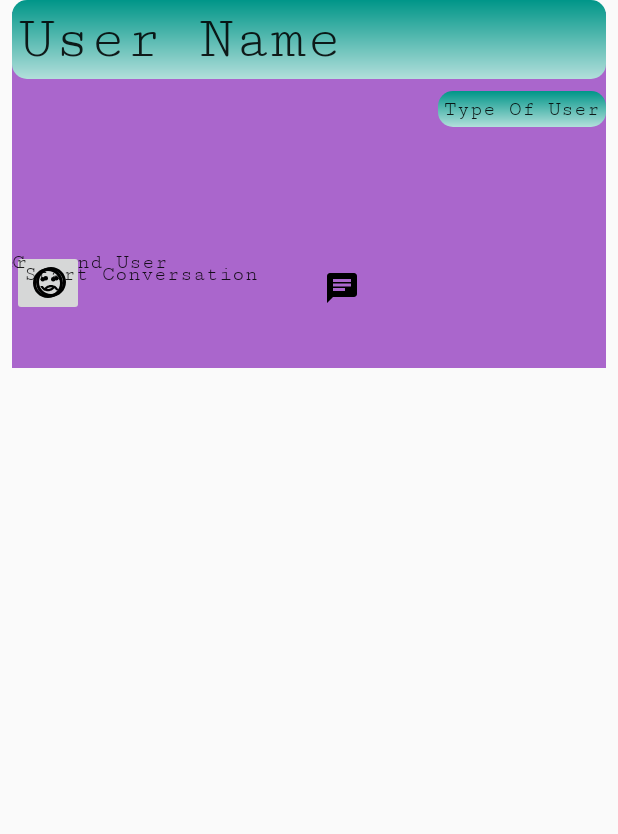
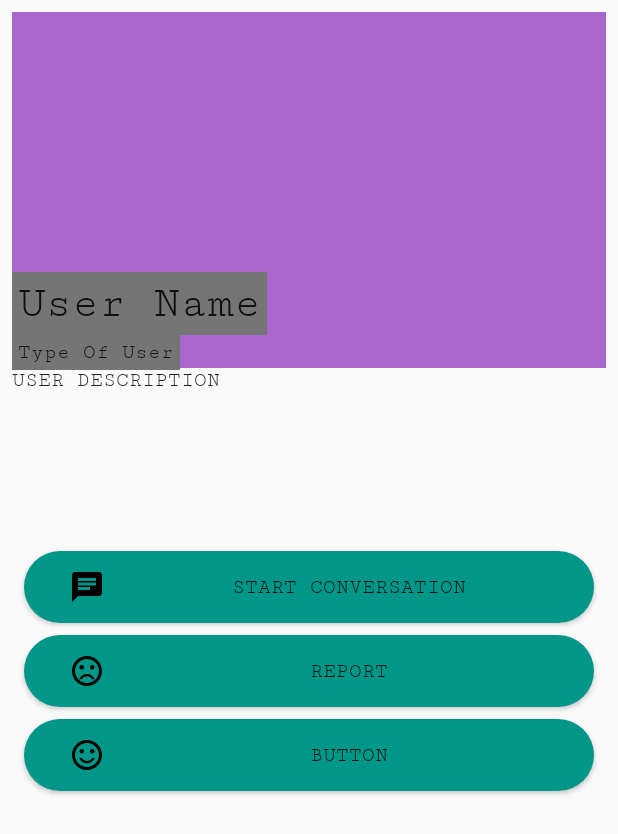
Before and after one commit to xhoemawn12/SuicidePrevention, an Android app: the fragment UserFragment shown on its own in the app's theme, on a phone screen of 412 x 824 dp. Shown: the top 834 px of the screen. Run offline under Robolectric (Android 15) with nearby library versions, the light colour scheme and no system bars; our stand-ins replace Firebase (no records; nobody signed in at launch, a user with empty details on screens opened directly); libraries missing offline, so code that uses them is left out: es.dmoral.toasty; 1 statement that could not run was skipped.

Commit message:
Changed Working Environment

```diff
--- a/app/src/main/java/net/net16/xhoemawn/suicideprevention/fragment/UserFragment.java
+++ b/app/src/main/java/net/net16/xhoemawn/suicideprevention/fragment/UserFragment.java
@@ -4,10 +4,12 @@ import android.app.ProgressDialog;
 import android.content.Intent;
 import android.content.pm.PackageManager;
 import android.graphics.Bitmap;
+import android.graphics.drawable.Drawable;
 import android.net.Uri;
 import android.os.Bundle;
 import android.provider.MediaStore;
 import android.support.annotation.NonNull;
+import android.support.annotation.Nullable;
 import android.support.v4.app.ActivityCompat;
 import android.support.v4.app.Fragment;
 import android.util.Log;
@@ -18,9 +20,14 @@ import android.widget.Button;
 import android.widget.EditText;
 import android.widget.ImageButton;
 import android.widget.ImageView;
+import android.widget.ProgressBar;
 import android.widget.TextView;
 
 import com.bumptech.glide.Glide;
+import com.bumptech.glide.load.DataSource;
+import com.bumptech.glide.load.engine.GlideException;
+import com.bumptech.glide.request.RequestListener;
+import com.bumptech.glide.request.target.Target;
 import com.google.android.gms.tasks.OnCompleteListener;
 import com.google.android.gms.tasks.OnSuccessListener;
 import com.google.android.gms.tasks.Task;
@@ -60,8 +67,8 @@ import static android.app.Activity.RESULT_OK;
 
 public class UserFragment extends Fragment
         implements ValueEventListener, View.OnClickListener {
-    private ImageButton chatButton;
-    private ImageButton commendButton;
+    private Button chatButton;
+    private Button commendButton;
     private OnProfilePicChanged onProfilePicChanged;
     private User user;
     private FirebaseDatabase firebaseDatabase;
@@ -76,6 +83,7 @@ public class UserFragment extends Fragment
     private static String FOREIGNUSERID = null;
     private static String DOMESTICUSERID = FirebaseAuth.getInstance().getCurrentUser().getUid();
     private String chatId = null;
+    private ProgressBar progressBar;
     private Uri imageURI = null;
 
     @Override
@@ -88,20 +96,16 @@ public class UserFragment extends Fragment
                 Bitmap bitmap = MediaStore.Images.Media.getBitmap(getActivity().getContentResolver(), selectedImage);
                 FirebaseStorage firebaseStorage = FirebaseStorage.getInstance();
                 StorageReference storageReference = firebaseStorage.getReference();
-                final ProgressDialog progressDialog = new ProgressDialog(getActivity());
-                progressDialog.setMessage("Uploading....");
-                progressDialog.setIcon(R.mipmap.ic_launcher);
-                progressDialog.setTitle("Suicide Prevention");
-                progressDialog.setCancelable(false);
-                progressDialog.show();
+                progressBar.setVisibility(View.VISIBLE);
                 storageReference.child("user/images/" + Calendar.getInstance().getTimeInMillis() + ".jpg").putFile(selectedImage).addOnSuccessListener(getActivity(), new OnSuccessListener<UploadTask.TaskSnapshot>() {
                     @Override
                     public void onSuccess(UploadTask.TaskSnapshot taskSnapshot) {
-                        progressDialog.dismiss();
+                        progressBar.setVisibility(View.GONE);
                         @SuppressWarnings("VisibleForTests") Uri downloadURI = taskSnapshot.getDownloadUrl();
 
                         imageURI = downloadURI;
-                        user.setImageURL(imageURI.toString());
+                        if (imageURI != null)
+                            user.setImageURL(imageURI.toString());
                         updateProfile(user);
                         imageURI = null;
                         Toasty.info(getActivity(), "Uploaded").show();
@@ -117,11 +121,11 @@ public class UserFragment extends Fragment
 
     public void updateProfile(User user) {
 
-        FirebaseDatabase.getInstance().getReference("User/" + FOREIGNUSERID ).setValue(user).addOnCompleteListener(new OnCompleteListener<Void>() {
+        FirebaseDatabase.getInstance().getReference("User/" + FOREIGNUSERID).setValue(user).addOnCompleteListener(new OnCompleteListener<Void>() {
             @Override
             public void onComplete(@NonNull Task<Void> task) {
                 if (task.isComplete()) {
-                    Toasty.success(getContext(), "Success").show();
+                    Toasty.success(getActivity(), "Success").show();
                     ;
                 }
             }
@@ -194,39 +198,52 @@ public class UserFragment extends Fragment
         firebaseDatabase = FirebaseDatabase.getInstance();
         databaseReference = firebaseDatabase.getReference("User/");
         chatDataReference = firebaseDatabase.getReference("Chat/");
-        databaseReference.child(FOREIGNUSERID).addValueEventListener(this);
+
         userName = (TextView) view.findViewById(R.id.userName);
-        chatButton = (ImageButton) view.findViewById(R.id.chat);
-        commendButton = (ImageButton) view.findViewById(R.id.commend);
+        chatButton = (Button) view.findViewById(R.id.chat);
+        commendButton = (Button) view.findViewById(R.id.commend);
         userType = (TextView) view.findViewById(R.id.userType);
+        aboutUser = (TextView) view.findViewById(R.id.userDescription);
         chatButton.setOnClickListener(this);
         commendButton.setOnClickListener(this);
+        progressBar = (ProgressBar) view.findViewById(R.id.progressBar);
+        progressBar.setVisibility(View.GONE);
         profilePic = (ImageView) view.findViewById(R.id.profilePic);
-        if(Objects.equals(FOREIGNUSERID, DOMESTICUSERID)) {
+        onProfilePicChanged = new OnProfilePicChanged() {
+            @Override
+            public void isChanged(Boolean boo) {
+                if (boo) {
+                    progressBar.setVisibility(View.VISIBLE);
+                    if (user != null)
+                        if (user.getImageURL() != null) {
+                            Glide.with(getActivity()).load(user.getImageURL()).into(profilePic);
+                            progressBar.setVisibility(View.GONE);
+                            if (user.getUserType() != 1)
+                                userType.setText(user.getUserType() == 0 ? "Helper" : "Victim");
+                            else
+                                userType.setText("Moderator");
+                            if(user.getDescription()!=null)
+                                aboutUser.setText(user.getDescription());
+                        }
+                }
+
+            }
+        };
+        databaseReference.child(FOREIGNUSERID).addValueEventListener(this);
+        if (Objects.equals(FOREIGNUSERID, DOMESTICUSERID)) {
             profilePic.setOnClickListener(new View.OnClickListener() {
                 @Override
                 public void onClick(View v) {
                     requestPermissions(
                             new String[]{android.Manifest.permission.READ_EXTERNAL_STORAGE, android.Manifest.permission.WRITE_EXTERNAL_STORAGE}, 0);
-                    Toasty.info(getContext(), "Changing Profile Pic").show();
+                    Toasty.info(getActivity(), "Changing Profile Pic").show();
                     ;
                 }
 
             });
         }
-        onProfilePicChanged = new OnProfilePicChanged() {
-            @Override
-            public void isChanged(Boolean boo) {
-                if(boo){
-                }
-                if (user != null)
-                    if (user.getImageURL() != null)
-                        Glide.with(getContext()).load(user.getImageURL()).into(profilePic);
 
-                }
-            };
         return view;
-
     }
 
     @Override
--- a/app/src/main/java/net/net16/xhoemawn/suicideprevention/fragment/UserListFragment.java
+++ b/app/src/main/java/net/net16/xhoemawn/suicideprevention/fragment/UserListFragment.java
@@ -60,7 +60,7 @@ public class UserListFragment extends android.support.v4.app.Fragment {
             @Override
             public void onDataChange(DataSnapshot dataSnapshot) {
                 currentUser = dataSnapshot.getValue(User.class);
-                System.out.print("CURRENT" + currentUser.getUserType());
+
             }
 
             @Override
@@ -77,8 +77,6 @@ public class UserListFragment extends android.support.v4.app.Fragment {
 
                 for (DataSnapshot dataSnapshot1 : dataSnapshot.getChildren()) {
                     User user = dataSnapshot1.getValue(User.class);
-                    System.out.println("EMAIL|" + user.getEmail());
-
                     if (currentUser != null && !currentUser.getUserType().equals(dataSnapshot1.getValue(User.class).getUserType()))
                         userLinkedHashMap.put(dataSnapshot1.getKey(), dataSnapshot1.getValue(User.class));
                 }
--- a/app/src/main/res/layout/userprofilebeta.xml
+++ b/app/src/main/res/layout/userprofilebeta.xml
@@ -9,17 +9,27 @@
         android:layout_width="match_parent"
         android:layout_height="match_parent">
 
+        <ProgressBar
+            android:id="@+id/progressBar"
+            style="@style/Widget.AppCompat.ProgressBar"
+            android:layout_width="wrap_content"
+            android:layout_height="wrap_content"
+            android:layout_marginRight="8dp"
+            app:layout_constraintRight_toRightOf="parent"
+            app:layout_constraintTop_toTopOf="parent"
+            android:layout_marginTop="8dp" />
+
         <TextView
             android:id="@+id/userDescription"
-            android:layout_width="274dp"
+            android:layout_width="0dp"
             android:layout_height="114dp"
             android:layout_marginLeft="8dp"
-            android:layout_marginRight="0dp"
+            android:layout_marginRight="8dp"
             android:layout_marginTop="0dp"
             android:text="USER DESCRIPTION"
             app:layout_constraintLeft_toLeftOf="parent"
-            app:layout_constraintRight_toLeftOf="@+id/userType"
-            app:layout_constraintTop_toBottomOf="@+id/userName"
+            app:layout_constraintRight_toRightOf="parent"
+            app:layout_constraintTop_toBottomOf="@+id/profilePic"
             app:layout_constraintHorizontal_bias="0.0" />
 
         <ImageView
@@ -44,30 +54,30 @@
             android:id="@+id/userName"
             android:layout_width="0dp"
             android:layout_height="wrap_content"
+            android:layout_marginBottom="22dp"
             android:layout_marginEnd="8dp"
-            android:layout_marginLeft="8dp"
-            android:layout_marginRight="8dp"
+            android:layout_marginLeft="16dp"
             android:layout_marginStart="8dp"
-            android:background="@drawable/message_style"
+            android:background="@color/colorSecondaryText"
             android:padding="4dp"
             android:text="User Name"
-            android:textSize="40sp"
-            app:layout_constraintLeft_toLeftOf="parent"
-            app:layout_constraintRight_toRightOf="parent"
-            app:layout_constraintHorizontal_bias="0.0"
-            tools:layout_editor_absoluteY="192dp" />
+            android:textSize="30dp"
+            app:layout_constraintBottom_toBottomOf="@+id/profilePic"
+            app:layout_constraintLeft_toLeftOf="parent" />
 
         <TextView
             android:id="@+id/userType"
             android:layout_width="wrap_content"
             android:layout_height="wrap_content"
             android:layout_marginStart="8dp"
-            android:background="@drawable/message_style"
+            android:background="@color/colorSecondaryText"
             android:padding="4dp"
             android:text="Type Of User"
-            android:layout_marginRight="8dp"
-            app:layout_constraintRight_toRightOf="parent"
-            android:layout_marginTop="8dp"
+            app:layout_constraintBottom_toBottomOf="@+id/profilePic"
+            android:layout_marginBottom="0dp"
+            android:layout_marginLeft="8dp"
+            app:layout_constraintLeft_toLeftOf="parent"
+            android:layout_marginTop="0dp"
             app:layout_constraintTop_toBottomOf="@+id/userName" />
 
         <android.support.constraint.ConstraintLayout
@@ -85,62 +95,50 @@
             app:layout_constraintTop_toBottomOf="@+id/userDescription"
             app:layout_constraintVertical_bias="0.0">
 
-            <TextView
-                android:id="@+id/textView15"
-                android:layout_width="164dp"
-                android:layout_height="44dp"
-                android:text="Commend User"
-                tools:layout_editor_absoluteX="16dp"
-                tools:layout_editor_absoluteY="112dp" />
+            <Button
+                android:id="@+id/commend"
+                android:layout_width="0dp"
+                android:layout_height="wrap_content"
+                android:layout_marginLeft="8dp"
+                android:layout_marginRight="8dp"
+                android:layout_marginTop="8dp"
+                android:drawableLeft="@drawable/ic_sentiment_satisfied_black_24dp"
+                android:paddingLeft="30dp"
+                android:text="Button"
+                app:layout_constraintLeft_toLeftOf="parent"
+                app:layout_constraintRight_toRightOf="parent"
+                app:layout_constraintTop_toBottomOf="@+id/report" />
 
-            <ImageButton
-                android:id="@+id/commend"
-                android:layout_width="wrap_content"
+            <Button
+                android:id="@+id/report"
+                android:layout_width="0dp"
                 android:layout_height="wrap_content"
-                app:srcCompat="@drawable/ic_sentiment_satisfied_black_24dp"
-                tools:layout_editor_absoluteX="194dp"
-                tools:layout_editor_absoluteY="112dp" />
+                android:layout_marginLeft="8dp"
+                android:layout_marginRight="8dp"
+                android:layout_marginTop="8dp"
+                android:drawableLeft="@drawable/ic_sentiment_dissatisfied_black_24dp"
+                android:paddingLeft="30dp"
+                android:text="Report"
+                app:layout_constraintLeft_toLeftOf="parent"
+                app:layout_constraintRight_toRightOf="parent"
+                app:layout_constraintTop_toBottomOf="@+id/chat" />
 
-            <ImageButton
-                android:id="@+id/report"
-                android:layout_width="52dp"
-                android:layout_height="42dp"
-                android:background="@null"
-                app:srcCompat="@drawable/ic_sentiment_dissatisfied_black_24dp"
-                tools:layout_editor_absoluteX="194dp"
-                tools:layout_editor_absoluteY="52dp" />
+            <Button
+                android:id="@+id/chat"
+                android:layout_width="0dp"
+                android:layout_height="wrap_content"
+                android:layout_marginLeft="8dp"
+                android:layout_marginRight="8dp"
+                android:layout_marginTop="8dp"
+                android:drawableStart="@drawable/ic_chat_black_24dp"
+                android:elevation="7dp"
+                android:paddingLeft="30dp"
+                android:text="Start Conversation"
+                app:layout_constraintHorizontal_bias="0.0"
+                app:layout_constraintLeft_toLeftOf="parent"
+                app:layout_constraintRight_toRightOf="parent"
+                app:layout_constraintTop_toTopOf="@+id/constraintLayout" />
 
-            <TextView
-                android:id="@+id/textView10"
-                android:layout_width="178dp"
-                android:layout_height="34dp"
-                android:text="Start Conversation"
-                android:layout_marginLeft="8dp"
-                app:layout_constraintLeft_toLeftOf="parent"
-                app:layout_constraintTop_toTopOf="parent"
-                android:layout_marginTop="8dp" />
-
-            <ImageButton
-                android:id="@+id/chat"
-                android:layout_width="51dp"
-                android:layout_height="34dp"
-                android:background="@null"
-                app:srcCompat="@drawable/ic_chat_black_24dp"
-                app:layout_constraintLeft_toRightOf="@+id/textView10"
-                android:layout_marginLeft="8dp"
-                app:layout_constraintTop_toTopOf="parent"
-                android:layout_marginTop="8dp" />
-
-            <TextView
-                android:id="@+id/textView11"
-                android:layout_width="170dp"
-                android:layout_height="45dp"
-                android:layout_marginLeft="8dp"
-                android:text="Report User"
-                app:layout_constraintLeft_toLeftOf="parent"
-                tools:layout_editor_absoluteY="51dp"
-                app:layout_constraintRight_toLeftOf="@+id/report"
-                android:layout_marginRight="8dp" />
         </android.support.constraint.ConstraintLayout>
 
     </android.support.constraint.ConstraintLayout>
```
Also changed, not shown: 28 other files.
